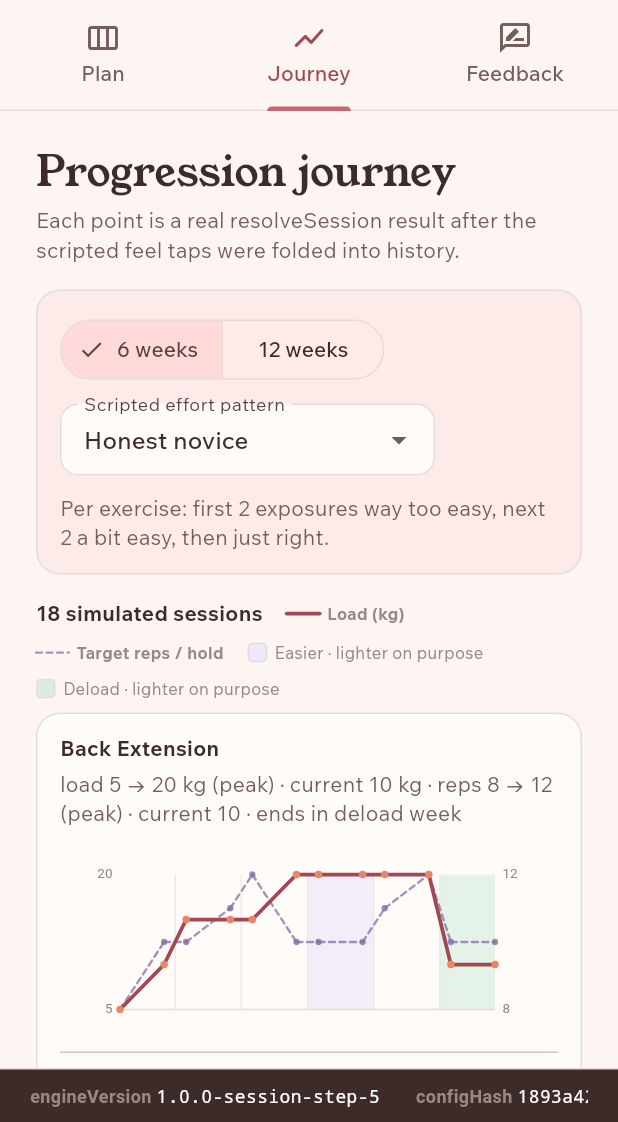
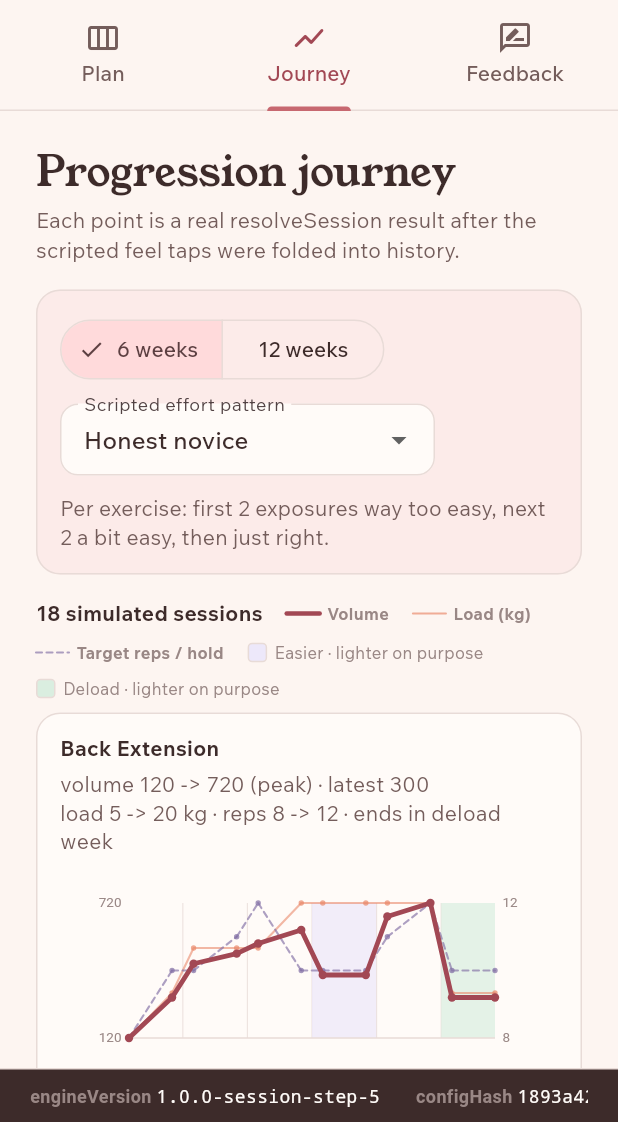
Before and after one commit to rosenpin/bloom, a Flutter app: the screen it shows after launch, tab 2 chosen, on a phone screen of 412 x 824 dp, the part 114-1236 px from its top. Run offline on Flutter 3.47's test engine with Material 3 defaults, Android fonts, the phone set to English and light mode, and no system bars; our stand-ins replace drift, flutter_local_notifications, flutter_riverpod, go_router, package_info_plus, riverpod_annotation and 4 more; accounts and stored records are empty; generated files the repository leaves out were written again.

Commit message:
review site: volume-first journey charts (sets x reps x load primary; load/reps secondary)
Written by codex (xhigh); reviewed.

```diff
--- a/review_site/lib/models/journey_simulator.dart
+++ b/review_site/lib/models/journey_simulator.dart
@@ -27,6 +27,7 @@ final class JourneyPoint {
     required this.exerciseName,
     required this.load,
     required this.hasExternalLoad,
+    required this.sets,
     required this.target,
     required this.targetKind,
   });
@@ -38,8 +39,16 @@ final class JourneyPoint {
   final String exerciseName;
   final Kg load;
   final bool hasExternalLoad;
+  final int sets;
   final int target;
   final JourneyTargetKind targetKind;
+
+  double volume(UnitSystem unitSystem) {
+    final work = sets * target;
+    if (!hasExternalLoad) return work.toDouble();
+    final displayLoad = unitSystem.isMetric ? load.value : load.inLb;
+    return work * displayLoad;
+  }
 }
 
 final class JourneyResult {
@@ -117,6 +126,7 @@ JourneyResult simulateJourney({
           exerciseName: entry.planExercise.name,
           load: load,
           hasExternalLoad: entry.planExercise.metricType.hasLoad,
+          sets: prescription.dose.sets,
           target: target.value,
           targetKind: target.kind,
         ),
--- a/review_site/lib/review_app.dart
+++ b/review_site/lib/review_app.dart
@@ -278,11 +278,13 @@ final class _ReviewHomeState extends State<ReviewHome> {
 
   String? _exportPayload() {
     final plan = _plan;
-    if (plan == null) return null;
+    final journey = _journey;
+    if (plan == null || journey == null) return null;
     return createNotesExportJson(
       form: _form,
       plan: plan,
       notes: _notes,
+      journey: journey,
       journeyWeeks: _journeyWeeks,
       journeyPattern: _journeyPattern.name,
       generatedAt: DateTime.now().toUtc().toIso8601String(),
--- a/review_site/lib/widgets/feedback_tab.dart
+++ b/review_site/lib/widgets/feedback_tab.dart
@@ -58,7 +58,7 @@ final class FeedbackTab extends StatelessWidget {
         ),
         const SizedBox(height: 5),
         const Text(
-          'Notes are stored per stamped plan in this browser. Export carries the profile and all engine stamps.',
+          'Notes are stored per stamped plan in this browser. Export carries the profile, journey series, and all engine stamps.',
           style: TextStyle(color: AppColors.inkSoft),
         ),
         const SizedBox(height: 16),
--- a/review_site/lib/widgets/journey_tab.dart
+++ b/review_site/lib/widgets/journey_tab.dart
@@ -111,11 +111,17 @@ final class JourneyTab extends StatelessWidget {
               '${result.sessionCount} simulated sessions',
               style: const TextStyle(fontWeight: FontWeight.w700),
             ),
-            _LineLegend(color: AppColors.roseDeep, label: 'Load ($loadUnit)'),
+            const _LineLegend(color: AppColors.roseDeep, label: 'Volume'),
+            _LineLegend(
+              color: AppColors.coral,
+              label: 'Load ($loadUnit)',
+              subtle: true,
+            ),
             const _LineLegend(
               color: AppColors.lavender,
               label: 'Target reps / hold',
               subtle: true,
+              dashed: true,
             ),
             const _ShadeLegend(
               color: AppColors.lavenderSoft,
@@ -153,11 +159,13 @@ final class _LineLegend extends StatelessWidget {
     required this.color,
     required this.label,
     this.subtle = false,
+    this.dashed = false,
   });
 
   final Color color;
   final String label;
   final bool subtle;
+  final bool dashed;
 
   @override
   Widget build(BuildContext context) {
@@ -168,7 +176,11 @@ final class _LineLegend extends StatelessWidget {
           width: 22,
           height: 8,
           child: CustomPaint(
-            painter: _LegendLinePainter(color: color, subtle: subtle),
+            painter: _LegendLinePainter(
+              color: color,
+              subtle: subtle,
+              dashed: dashed,
+            ),
           ),
         ),
         const SizedBox(width: 5),
@@ -186,18 +198,23 @@ final class _LineLegend extends StatelessWidget {
 }
 
 final class _LegendLinePainter extends CustomPainter {
-  const _LegendLinePainter({required this.color, required this.subtle});
+  const _LegendLinePainter({
+    required this.color,
+    required this.subtle,
+    required this.dashed,
+  });
 
   final Color color;
   final bool subtle;
+  final bool dashed;
 
   @override
   void paint(Canvas canvas, Size size) {
     final paint = Paint()
-      ..color = subtle ? color.withValues(alpha: 0.72) : color
-      ..strokeWidth = subtle ? 1.5 : 2.5
+      ..color = subtle ? color.withValues(alpha: 0.66) : color
+      ..strokeWidth = subtle ? 1.4 : 3
       ..strokeCap = StrokeCap.round;
-    if (subtle) {
+    if (dashed) {
       _drawDashedSegment(
         canvas,
         Offset(0, size.height / 2),
@@ -215,7 +232,9 @@ final class _LegendLinePainter extends CustomPainter {
 
   @override
   bool shouldRepaint(_LegendLinePainter oldDelegate) =>
-      oldDelegate.color != color || oldDelegate.subtle != subtle;
+      oldDelegate.color != color ||
+      oldDelegate.subtle != subtle ||
+      oldDelegate.dashed != dashed;
 }
 
 final class _ShadeLegend extends StatelessWidget {
@@ -272,7 +291,7 @@ final class _SeriesRow extends StatelessWidget {
         if (!hasLoad) ...<Widget>[
           const SizedBox(height: 3),
           const Text(
-            'Rep / duration progression · no external load',
+            'No external load · volume is sets × reps / hold',
             style: TextStyle(
               color: AppColors.inkFaint,
               fontSize: 12,
@@ -349,7 +368,6 @@ final class _JourneyChartState extends State<_JourneyChart> {
         void selectNearest(double dx) {
           final plot = _plotRect(
             Size(constraints.maxWidth, constraints.maxHeight),
-            widget.hasLoad,
           );
           var nearestIndex = 0;
           var nearestDistance = double.infinity;
@@ -395,7 +413,7 @@ final class _JourneyChartState extends State<_JourneyChart> {
                 if (hovered != null)
                   Positioned(
                     top: 0,
-                    left: widget.hasLoad ? 43 : 12,
+                    left: 49,
                     child: DecoratedBox(
                       decoration: BoxDecoration(
                         color: AppColors.paper.withValues(alpha: 0.94),
@@ -444,7 +462,7 @@ final class _ProgressChartPainter extends CustomPainter {
 
   @override
   void paint(Canvas canvas, Size size) {
-    final plot = _plotRect(size, hasLoad);
+    final plot = _plotRect(size);
     _drawWeekShading(canvas, plot);
     canvas.drawLine(
       Offset(plot.left, plot.bottom),
@@ -452,37 +470,6 @@ final class _ProgressChartPainter extends CustomPainter {
       Paint()
         ..color = AppColors.line
         ..strokeWidth = 1,
-    );
-
-    final targetValues = <double>[
-      for (final point in points) point.target.toDouble(),
-    ];
-    final targetOffsets = _offsets(targetValues, plot);
-    final targetPaint = Paint()
-      ..color = AppColors.lavender.withValues(alpha: 0.74)
-      ..strokeWidth = 1.6
-      ..strokeCap = StrokeCap.round;
-    for (var index = 1; index < targetOffsets.length; index++) {
-      _drawDashedSegment(
-        canvas,
-        targetOffsets[index - 1],
-        targetOffsets[index],
-        targetPaint,
-      );
-    }
-    for (final offset in targetOffsets) {
-      canvas.drawCircle(
-        offset,
-        2.1,
-        Paint()..color = AppColors.lavender.withValues(alpha: 0.8),
-      );
-    }
-    _drawAxisLabels(
-      canvas,
-      plot,
-      targetValues,
-      side: _AxisSide.right,
-      formatter: (value) => _number(value),
     );
 
     if (hasLoad) {
@@ -502,23 +489,84 @@ final class _ProgressChartPainter extends CustomPainter {
       canvas.drawPath(
         path,
         Paint()
-          ..color = AppColors.roseDeep
-          ..strokeWidth = 2.5
+          ..color = AppColors.coral.withValues(alpha: 0.58)
+          ..strokeWidth = 1.4
           ..strokeCap = StrokeCap.round
           ..strokeJoin = StrokeJoin.round
           ..style = PaintingStyle.stroke,
       );
       for (final offset in loadOffsets) {
-        canvas.drawCircle(offset, 2.5, Paint()..color = AppColors.coral);
+        canvas.drawCircle(
+          offset,
+          1.8,
+          Paint()..color = AppColors.coral.withValues(alpha: 0.7),
+        );
       }
-      _drawAxisLabels(
+    }
+
+    final targetValues = <double>[
+      for (final point in points) point.target.toDouble(),
+    ];
+    final targetOffsets = _offsets(targetValues, plot);
+    final targetPaint = Paint()
+      ..color = AppColors.lavender.withValues(alpha: 0.66)
+      ..strokeWidth = 1.4
+      ..strokeCap = StrokeCap.round;
+    for (var index = 1; index < targetOffsets.length; index++) {
+      _drawDashedSegment(
         canvas,
-        plot,
-        loadValues,
-        side: _AxisSide.left,
-        formatter: _number,
+        targetOffsets[index - 1],
+        targetOffsets[index],
+        targetPaint,
       );
     }
+    for (final offset in targetOffsets) {
+      canvas.drawCircle(
+        offset,
+        1.8,
+        Paint()..color = AppColors.lavender.withValues(alpha: 0.72),
+      );
+    }
+    _drawAxisLabels(
+      canvas,
+      plot,
+      targetValues,
+      side: _AxisSide.right,
+      formatter: _number,
+    );
+
+    final volumeValues = <double>[
+      for (final point in points) point.volume(unitSystem),
+    ];
+    final volumeOffsets = _offsets(volumeValues, plot);
+    final volumePath = Path();
+    for (var index = 0; index < volumeOffsets.length; index++) {
+      final offset = volumeOffsets[index];
+      if (index == 0) {
+        volumePath.moveTo(offset.dx, offset.dy);
+      } else {
+        volumePath.lineTo(offset.dx, offset.dy);
+      }
+    }
+    canvas.drawPath(
+      volumePath,
+      Paint()
+        ..color = AppColors.roseDeep
+        ..strokeWidth = 3.2
+        ..strokeCap = StrokeCap.round
+        ..strokeJoin = StrokeJoin.round
+        ..style = PaintingStyle.stroke,
+    );
+    for (final offset in volumeOffsets) {
+      canvas.drawCircle(offset, 2.8, Paint()..color = AppColors.roseDeep);
+    }
+    _drawAxisLabels(
+      canvas,
+      plot,
+      volumeValues,
+      side: _AxisSide.left,
+      formatter: _number,
+    );
 
     final hovered = hoveredPoint;
     if (hovered != null) {
@@ -671,8 +719,8 @@ void _drawAxisLabel(
   painter.paint(canvas, Offset(x, centerY - painter.height / 2));
 }
 
-Rect _plotRect(Size size, bool hasLoad) =>
-    Rect.fromLTRB(hasLoad ? 40 : 10, 22, size.width - 42, size.height - 14);
+Rect _plotRect(Size size) =>
+    Rect.fromLTRB(46, 22, size.width - 42, size.height - 14);
 
 double _xForSession(int session, int sessionCount, Rect plot) =>
     plot.left + (session - 1) / math.max(1, sessionCount - 1) * plot.width;
@@ -700,6 +748,8 @@ String _pointTooltip(JourneyPoint point, UnitSystem unitSystem) {
   final parts = <String>[
     'Session ${point.session}',
     'week ${point.absoluteWeek}',
+    'volume ${_number(point.volume(unitSystem))}',
+    '${point.sets} sets',
   ];
   if (point.hasExternalLoad) {
     parts.add(
@@ -720,46 +770,48 @@ String journeyProgressSummary(
   UnitSystem unitSystem,
 ) {
   assert(points.isNotEmpty);
-  final parts = <String>[];
+  final volumeValues = <double>[
+    for (final point in points) point.volume(unitSystem),
+  ];
+  final volumeStart = volumeValues.first;
+  final volumePeak = volumeValues.reduce(math.max);
+  final volumeLatest = volumeValues.last;
+  final volume = StringBuffer(
+    'volume ${_number(volumeStart)} -> ${_number(volumePeak)} (peak)',
+  );
+  if (!_sameNumber(volumeLatest, volumePeak)) {
+    volume.write(' · latest ${_number(volumeLatest)}');
+  }
+
+  final details = <String>[];
   if (points.first.hasExternalLoad) {
     final values = <double>[
       for (final point in points) _displayValue(point.load, unitSystem),
     ];
     final start = values.first;
     final peak = values.reduce(math.max);
-    final current = values.last;
     final unit = unitSystem.isMetric ? 'kg' : 'lb';
-    parts.add('load ${_number(start)} → ${_number(peak)} $unit (peak)');
-    if (!_sameNumber(current, peak)) {
-      parts.add('current ${_number(current)} $unit');
-    }
+    details.add('load ${_number(start)} -> ${_number(peak)} $unit');
   }
 
   final targetValues = <int>[for (final point in points) point.target];
   final targetStart = targetValues.first;
   final targetPeak = targetValues.reduce(math.max);
-  final targetCurrent = targetValues.last;
   final isHold = points.first.targetKind == JourneyTargetKind.hold;
   final targetLabel = isHold ? 'hold' : 'reps';
   final targetUnit = isHold ? ' sec' : '';
-  parts.add(
-    '$targetLabel $targetStart → $targetPeak$targetUnit'
-    '${targetCurrent == targetPeak ? '' : ' (peak)'}',
-  );
-  if (targetCurrent != targetPeak) {
-    parts.add('current $targetCurrent$targetUnit');
-  }
+  details.add('$targetLabel $targetStart -> $targetPeak$targetUnit');
 
   switch (points.last.weekKind) {
     case MesocycleWeekKind.easier:
-      parts.add('ends in easier week');
+      details.add('ends in easier week');
     case MesocycleWeekKind.deload:
-      parts.add('ends in deload week');
+      details.add('ends in deload week');
     case MesocycleWeekKind.build:
     case MesocycleWeekKind.push:
       break;
   }
-  return parts.join(' · ');
+  return '$volume\n${details.join(' · ')}';
 }
 
 double _displayValue(Kg load, UnitSystem unitSystem) =>
```
Also changed, not shown: review_site/lib/models/review_notes.dart (+45 -0 lines), 1 other file.
